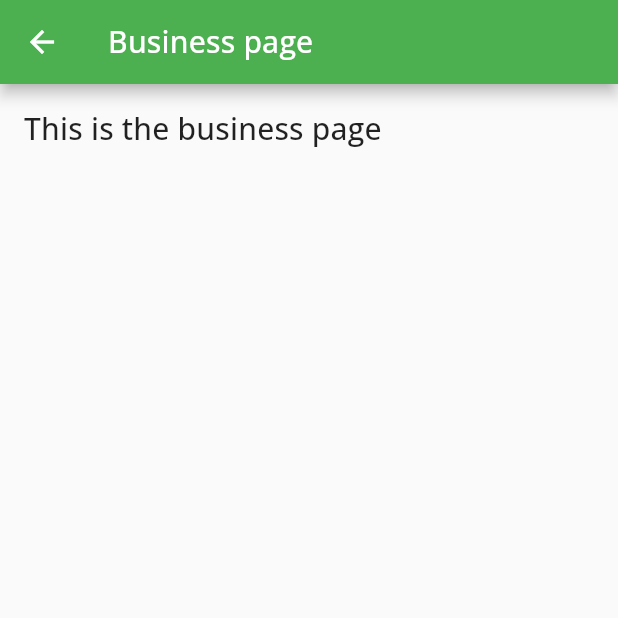
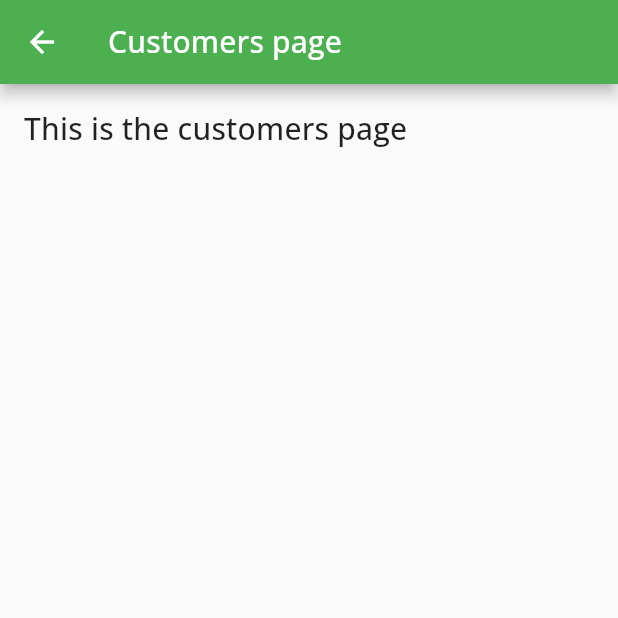
Before and after one commit to haukurmar/first_flutter_app, a Flutter app: the CustomersPage screen opened directly, on a phone screen of 412 x 824 dp, the top half of it. Run offline on Flutter 3.47's test engine with Material 2 defaults, Android fonts, the phone set to English and light mode, and no system bars; our stand-ins replace google_fonts.

Commit message:
text changes

```diff
--- a/lib/customers_page.dart
+++ b/lib/customers_page.dart
@@ -31,7 +31,7 @@ class _CustomersPageState extends State<CustomersPage> {
           children: <Widget>[
             Container(
               margin: EdgeInsets.only(bottom: 16.0),
-              child: Text('This is the business page',
+              child: Text('This is the customers page',
                   style: Theme.of(context).textTheme.headline6),
             ),
           ],
--- a/lib/main.dart
+++ b/lib/main.dart
@@ -21,7 +21,7 @@ class _MyAppState extends State<MyApp> {
       title: "Home page",
     ),
     CustomersPage(
-      title: "Business page",
+      title: "Customers page",
     ),
     SchoolPage(
       title: "School page",
@@ -92,7 +92,7 @@ class _MyAppState extends State<MyApp> {
             ),
             BottomNavigationBarItem(
               icon: Icon(Icons.business),
-              title: Text('Business'),
+              title: Text('Customers'),
             ),
             BottomNavigationBarItem(
               icon: Icon(Icons.school),
```
